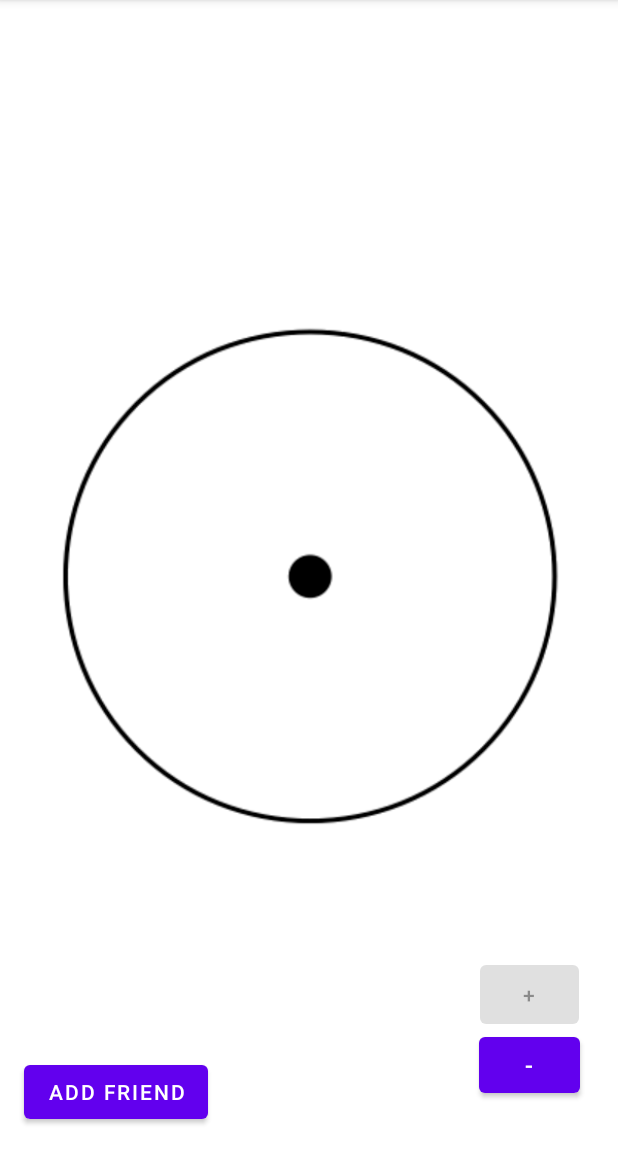
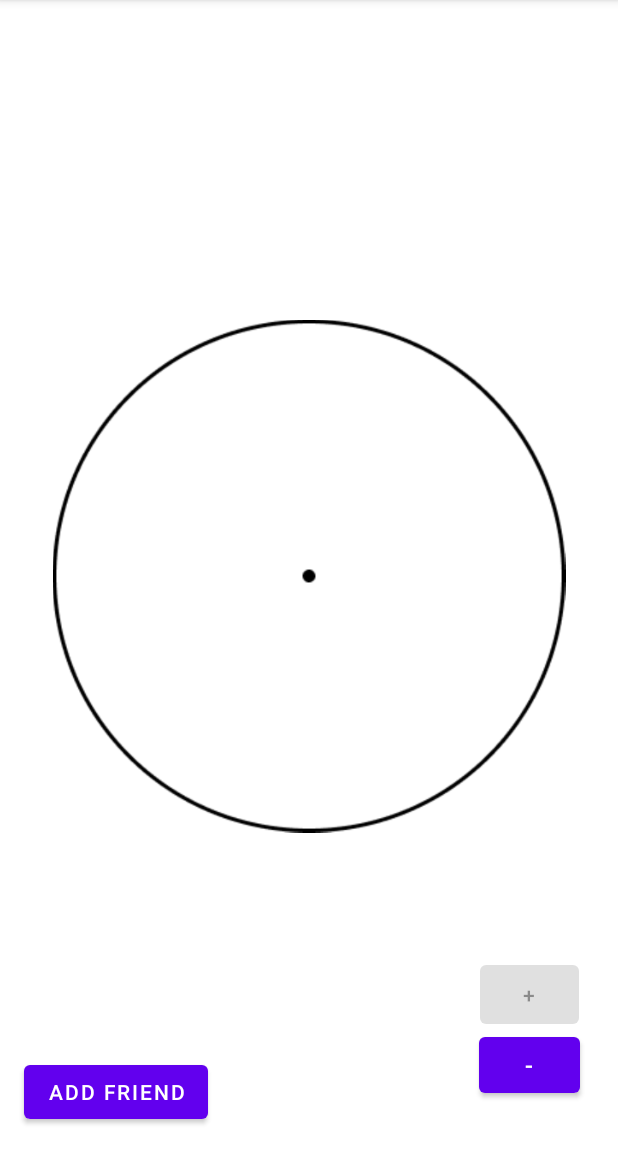
Before and after one commit to CSE-110-Winter-2023/cse-110-project-cse110-team-2, an Android app: the MainActivity screen opened directly, with no data from a screen before it, on a phone screen of 412 x 824 dp, the part 84-1236 px from its top. Run offline under Robolectric (Android 15) with nearby library versions, the phone set to English and light mode, and no system bars.

Commit message:
Added different compass images

```diff
--- a/app/src/main/java/com/example/cse110_team2/MainActivity.java
+++ b/app/src/main/java/com/example/cse110_team2/MainActivity.java
@@ -88,6 +88,7 @@ public class MainActivity extends AppCompatActivity {
         ScheduledFuture<?> poller = executor.scheduleAtFixedRate(() -> {
             friendManager.updateFriendLocations();
             updateFunctions();
+            Log.d("IN SCHEDULED UPDATE", "scheduling");
         }, 0, 5, TimeUnit.SECONDS);
 
         if (ContextCompat.checkSelfPermission(MainActivity.this, Manifest.permission.ACCESS_COARSE_LOCATION) != PackageManager.PERMISSION_GRANTED &&
@@ -130,13 +131,13 @@ public class MainActivity extends AppCompatActivity {
     public void updateCompassImage(){
         int zoomAmount = zoomManager.getZoomAmount();
         switch(zoomAmount){
-            case 0: //TODO: add first image
+            case 0: ((ImageView) findViewById(R.id.compassImage)).setImageResource(R.drawable.zoom);
                     break;
-            case 1: //TODO: add second image
+            case 1: ((ImageView) findViewById(R.id.compassImage)).setImageResource(R.drawable.zoom1);
                     break;
-            case 2: //TODO: add third image
+            case 2: ((ImageView) findViewById(R.id.compassImage)).setImageResource(R.drawable.zoom2);
                     break;
-            case 3: //TODO: add fourth image
+            case 3: ((ImageView) findViewById(R.id.compassImage)).setImageResource(R.drawable.zoom3);
                     break;
         }
     }
--- a/app/src/main/res/layout/activity_main.xml
+++ b/app/src/main/res/layout/activity_main.xml
@@ -223,7 +223,7 @@
             app:layout_constraintEnd_toEndOf="parent"
             app:layout_constraintStart_toStartOf="parent"
             app:layout_constraintTop_toTopOf="parent"
-            app:srcCompat="@drawable/zoom1" />
+            app:srcCompat="@drawable/zoom" />
 
 
     </androidx.constraintlayout.widget.ConstraintLayout>
```
Also changed, not shown: app/src/main/res/drawable/zoom.png (added), app/src/main/res/drawable/zoom1.png, app/src/main/res/drawable/zoom2.png (added), app/src/main/res/drawable/zoom3.png (added).
